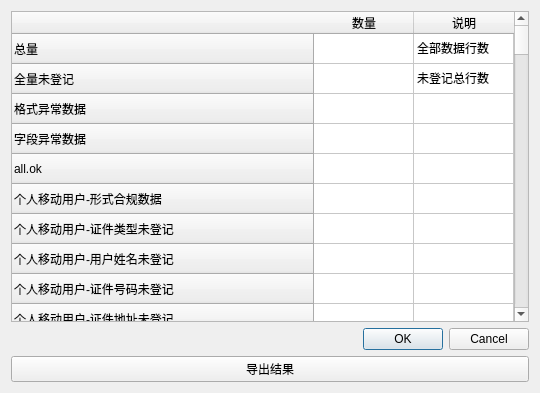
Old version of the form tester/report.ui in the repository nmgzxj/qtcode.
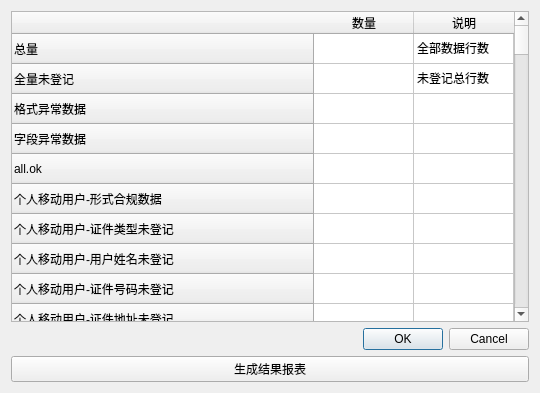
New version of the form.

What changed in the file:
```diff
--- a/tester/report.ui
+++ b/tester/report.ui
@@ -506,7 +506,7 @@
    <item>
     <widget class="QPushButton" name="pushButton">
      <property name="text">
-      <string>导出结果</string>
+      <string>生成结果报表</string>
      </property>
     </widget>
    </item>
```
